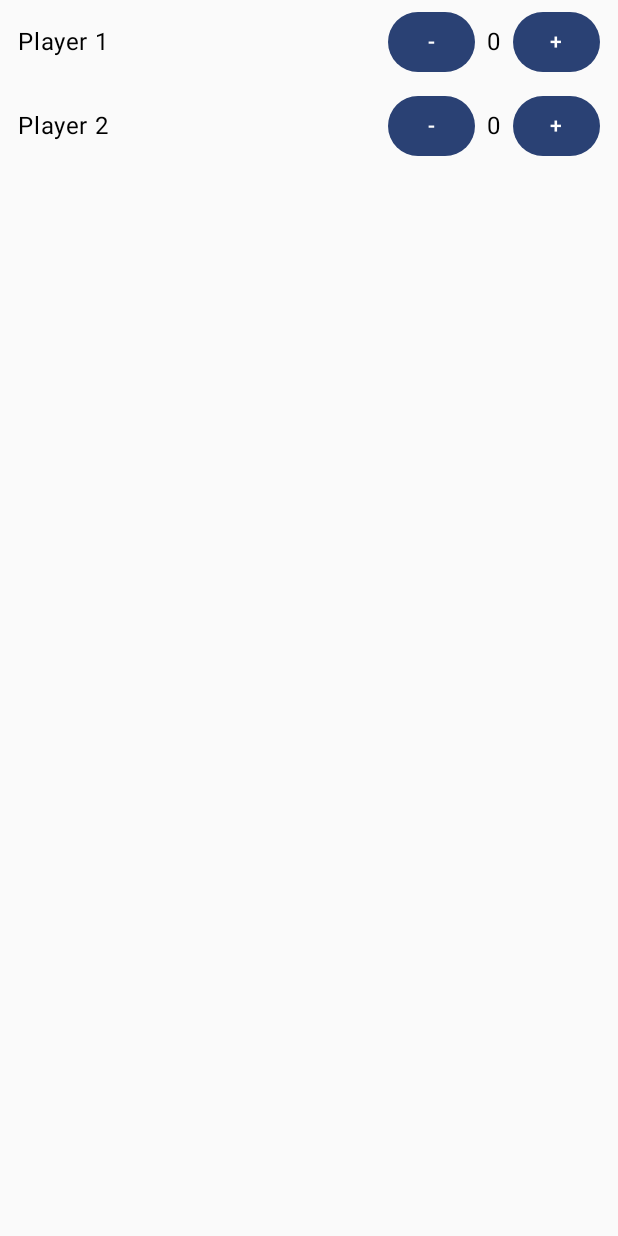
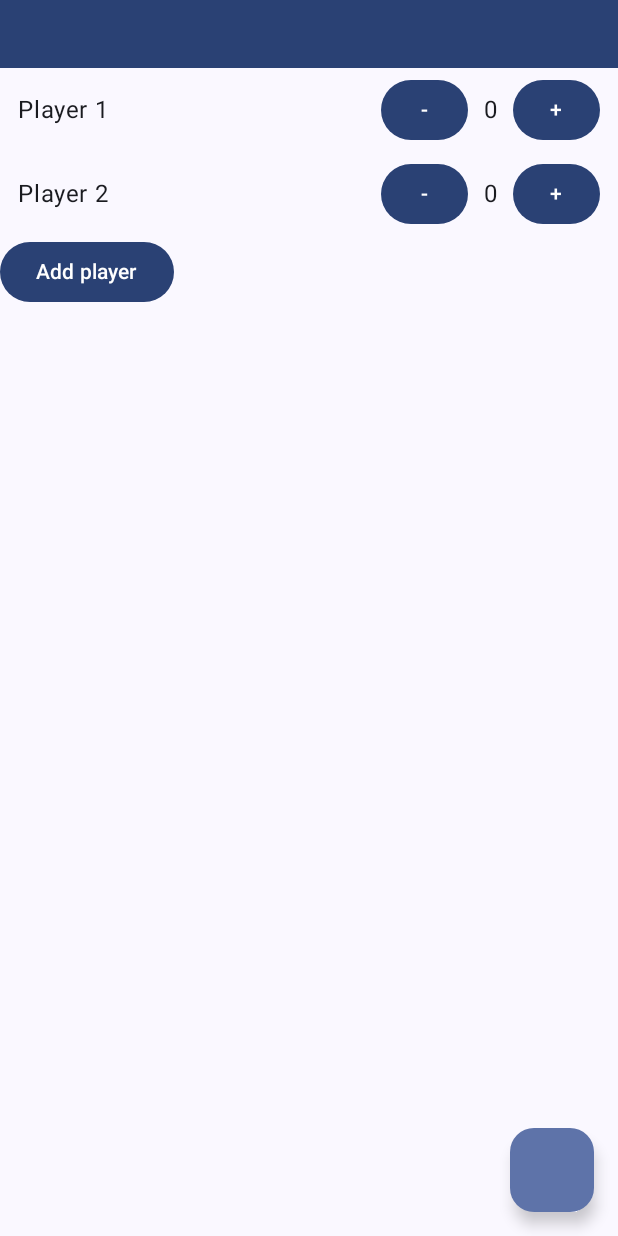
Before and after one commit to JazBass/ScoringApp, an Android app built with Jetpack Compose: the screen it shows after launch (MainActivity), after a tap on "Start Game", on a phone screen of 412 x 824 dp. Run offline under Robolectric (Android 15) with nearby library versions, the phone set to English and light mode, and no system bars; our stand-ins replace Dagger/Hilt's generated code, Room's generated code.

Commit message:
New player dialog

```diff
--- a/data/src/main/java/com/jazbass/data/dao/GameDao.kt
+++ b/data/src/main/java/com/jazbass/data/dao/GameDao.kt
@@ -30,8 +30,8 @@ interface GameDao {
 
     /** ~~~~~~~~~~ PLAYERS ~~~~~~~~~~ **/
 
-    @Query("SELECT * FROM PlayerEntity WHERE id= :id")
-    fun getGamePlayers(id: Long): Flow<List<PlayerEntity>>
+    @Query("SELECT * FROM PlayerEntity WHERE gameId= :gameId")
+    fun getGamePlayers(gameId: Long): Flow<List<PlayerEntity>>
 
     @Insert(onConflict = OnConflictStrategy.REPLACE)
     suspend fun addPlayer(playerEntity: PlayerEntity)
--- a/presentation/build.gradle.kts
+++ b/presentation/build.gradle.kts
@@ -44,6 +44,8 @@ dependencies {
 
     api(project(":domain"))
 
+    implementation("androidx.lifecycle:lifecycle-viewmodel-compose:2.7.0")
+
 
     implementation(platform("androidx.compose:compose-bom:2024.03.00"))
 //    androidTestImplementation(composeBom)
--- a/presentation/src/main/java/com/jazbass/presentation/components/ScoreNoter.kt
+++ b/presentation/src/main/java/com/jazbass/presentation/components/ScoreNoter.kt
@@ -6,6 +6,7 @@ import androidx.compose.foundation.layout.Box
 import androidx.compose.foundation.layout.Row
 import androidx.compose.foundation.layout.fillMaxWidth
 import androidx.compose.foundation.layout.padding
+import androidx.compose.foundation.layout.width
 import androidx.compose.foundation.shape.RoundedCornerShape
 import androidx.compose.material3.Button
 import androidx.compose.material3.Surface
@@ -14,6 +15,7 @@ import androidx.compose.runtime.Composable
 import androidx.compose.ui.Alignment
 import androidx.compose.ui.Modifier
 import androidx.compose.ui.draw.clip
+import androidx.compose.ui.text.style.TextAlign
 import androidx.compose.ui.tooling.preview.Preview
 import androidx.compose.ui.unit.dp
 import com.jazbass.domain.PlayerBusiness
@@ -37,7 +39,10 @@ fun ScoreNote(
             }
             Text(
                 text = player.actualScore.value.toString(),
-                modifier = Modifier.padding(horizontal = 8.dp)
+                modifier = Modifier
+                    .width(30.dp)
+                    .padding(4.dp),
+                textAlign = TextAlign.Center
             )
             Button(onClick = { player.increaseScore() }) {
                 Text(text = "+")
--- /dev/null
+++ b/presentation/src/main/java/com/jazbass/presentation/components/TopBar.kt
@@ -0,0 +1,34 @@
+package com.jazbass.presentation.components
+
+import androidx.compose.foundation.background
+import androidx.compose.foundation.layout.Box
+import androidx.compose.foundation.layout.fillMaxWidth
+import androidx.compose.foundation.layout.padding
+import androidx.compose.material3.MaterialTheme
+import androidx.compose.material3.Text
+import androidx.compose.runtime.Composable
+import androidx.compose.ui.Modifier
+import androidx.compose.ui.graphics.Color
+import androidx.compose.ui.text.font.FontWeight
+import androidx.compose.ui.unit.dp
+import androidx.compose.ui.unit.sp
+
+@Composable
+fun TopBar(
+    title: String
+) {
+    Box(
+        modifier = Modifier
+            .fillMaxWidth()
+            .background(MaterialTheme.colorScheme.primary)
+    ) {
+        Text(
+            text = title,
+            style = MaterialTheme.typography.bodyLarge,
+            fontWeight = FontWeight.Bold,
+            color = Color.White,
+            fontSize = 18.sp,
+            modifier = Modifier.padding(vertical = 12.dp, horizontal = 12.dp)
+        )
+    }
+}
--- a/presentation/src/main/java/com/jazbass/presentation/view/GameScreen.kt
+++ b/presentation/src/main/java/com/jazbass/presentation/view/GameScreen.kt
@@ -1,33 +1,132 @@
 package com.jazbass.presentation.view
 
 import android.annotation.SuppressLint
+import android.util.Log
 import androidx.compose.foundation.layout.Column
 import androidx.compose.foundation.layout.fillMaxWidth
+import androidx.compose.foundation.layout.padding
+import androidx.compose.material3.AlertDialog
+import androidx.compose.material3.Button
+import androidx.compose.material3.FloatingActionButton
+import androidx.compose.material3.OutlinedTextField
+import androidx.compose.material3.Scaffold
 import androidx.compose.material3.Text
+import androidx.compose.material3.TextButton
 import androidx.compose.runtime.Composable
-import androidx.compose.runtime.LaunchedEffect
 import androidx.compose.runtime.collectAsState
+import androidx.compose.runtime.getValue
+import androidx.compose.runtime.mutableStateOf
+import androidx.compose.runtime.remember
+import androidx.compose.runtime.setValue
 import androidx.compose.ui.Modifier
+import androidx.compose.ui.tooling.preview.Preview
+import androidx.compose.ui.unit.dp
 import androidx.navigation.NavHostController
 import com.jazbass.presentation.components.ScoreNote
+import com.jazbass.presentation.components.TopBar
 import com.jazbass.presentation.viewModel.GameViewModel
 
 @SuppressLint("UnrememberedMutableState")
 @Composable
 fun GameScreen(
     navController: NavHostController,
-    gameViewModel: GameViewModel
+    viewModel: GameViewModel
 ) {
-    val actualGame = gameViewModel.gameSelected.collectAsState()
-    val players = gameViewModel.actualPlayers.collectAsState()
+    val actualGame = viewModel.gameSelected.collectAsState()
+    val players = viewModel.actualPlayers.collectAsState()
+    val showInputDialog = viewModel.showDialog.collectAsState()
 
-    Text(text = actualGame.value.name)
-    Column(modifier = Modifier.fillMaxWidth()) {
-        players.value.let {
-            for (player in it){
-                ScoreNote(player = player)
+    Scaffold(
+        topBar = { TopBar(title = actualGame.value.name) },
+        floatingActionButton = {
+            FloatingActionButton(onClick = { /*TODO*/ }) {
+         //TODO nueva mano
             }
         }
+    ) { innerPadding ->
+        Column(
+            modifier = Modifier
+                .fillMaxWidth()
+                .padding(innerPadding)
+        ) {
+            players.value.let {
+                for (player in it) {
+                    ScoreNote(player = player)
+                }
+            }
+            Button(onClick = { viewModel.showDialog() }) {
+                Text(text = "Add player")
+            }
+
+        }
+
+        if (showInputDialog.value) {
+            var newPlayerName by remember { mutableStateOf("") }
+
+            AlertDialog(
+                onDismissRequest = { viewModel.hideDialog() },
+                dismissButton = {
+                    TextButton(
+                        onClick = { viewModel.hideDialog() }
+                    ) {
+                        Text(text = "Cancel")
+                    }
+                },
+                confirmButton = {
+                    Button(onClick = {
+                        viewModel.addNewPlayer(newPlayerName)
+                    }) {
+                        Text(text = "Add")
+                    }
+                },
+                text = {
+                    OutlinedTextField(
+                        modifier = Modifier
+                            .fillMaxWidth()
+                            .padding(8.dp),
+                        value = newPlayerName,
+                        onValueChange = {
+                            newPlayerName = it
+                        },
+                        label = { Text(text = "Player name") }
+                    )
+                }
+            )
+        }
+
     }
+}
 
+@Preview
+@Composable
+fun DialogPreview() {
+    AlertDialog(
+        title = { Text(text = "Player name", modifier = Modifier.padding(horizontal = 8.dp)) },
+        onDismissRequest = { },
+        dismissButton = {
+            TextButton(
+                onClick = {}
+            ) {
+                Text(text = "Cancel")
+            }
+        },
+        confirmButton = {
+            Button(onClick = {
+
+            }) {
+                Text(text = "Add")
+            }
+        },
+        text = {
+            OutlinedTextField(
+                modifier = Modifier
+                    .fillMaxWidth()
+                    .padding(8.dp),
+                value = "",
+                onValueChange = {
+                },
+                label = { Text(text = "Hola") }
+            )
+        }
+    )
 }
--- a/presentation/src/main/java/com/jazbass/presentation/view/MainScreen.kt
+++ b/presentation/src/main/java/com/jazbass/presentation/view/MainScreen.kt
@@ -1,7 +1,6 @@
 package com.jazbass.presentation.view
 
 import androidx.compose.foundation.layout.Arrangement
-import androidx.compose.foundation.layout.Box
 import androidx.compose.foundation.layout.Column
 import androidx.compose.foundation.layout.Row
 import androidx.compose.foundation.layout.fillMaxSize
@@ -16,7 +15,6 @@ import androidx.compose.material3.OutlinedTextField
 import androidx.compose.material3.Scaffold
 import androidx.compose.material3.Text
 import androidx.compose.runtime.Composable
-import androidx.compose.runtime.MutableState
 import androidx.compose.runtime.getValue
 import androidx.compose.runtime.mutableIntStateOf
 import androidx.compose.runtime.mutableStateOf
@@ -28,11 +26,11 @@ import androidx.compose.ui.text.style.TextAlign
 import androidx.compose.ui.unit.dp
 import androidx.compose.ui.window.Dialog
 import androidx.navigation.NavHostController
-import com.jazbass.presentation.components.Counter
 import com.jazbass.presentation.viewModel.GameViewModel
 import androidx.lifecycle.viewmodel.compose.viewModel
 import com.jazbass.domain.GameBusiness
 import com.jazbass.domain.PlayerBusiness
+import com.jazbass.presentation.components.TopBar
 
 @Composable
 fun MainScreen(
@@ -40,16 +38,13 @@ fun MainScreen(
     viewModel: GameViewModel = viewModel()
 ) {
 
-    var playersCount by remember { mutableStateOf(2) }
+    var playersCount by remember { mutableIntStateOf(2) }
     var gameName by remember { mutableStateOf("") }
     val playersNames = remember { mutableListOf<String>() }
 
     Scaffold (
         topBar = {
-            Text(
-                modifier = Modifier.fillMaxWidth(),
-                text = "New Game"
-            )
+            TopBar(title = "New game")
         }
     ){ paddingValues ->
         Column(
@@ -88,7 +83,7 @@ fun MainScreen(
             repeat(playersCount) { i ->
                 val label = "Player ${i + 1}"
                 if (playersNames.size < playersCount) {
-                    playersNames.add(i, label)
+                    playersNames.add("")
                 } else if (playersNames.size > playersCount) {
                     playersNames.removeLast()
                 }
@@ -101,9 +96,6 @@ fun MainScreen(
                     onValueChange = { newValue ->
                         playerName = newValue
                         playersNames[i] = newValue
-                        if (newValue.isNullOrBlank()) {
-                            playersNames[i] = label
-                        }
                     },
                     label = { Text(text = label) }
                 )
@@ -111,10 +103,13 @@ fun MainScreen(
             }
             Button(
                 onClick = {
+                    val modifiedPlayerList: List<String> = playersNames.mapIndexed {index, name ->
+                        name.ifBlank { "Player ${index +1}" }
+                    }
                     GameBusiness(id = 0, name = gameName).also {
                         viewModel.addGame(
                             game = it,
-                            players = playersNames.map { playerName ->
+                            players = modifiedPlayerList.map { playerName ->
                                 PlayerBusiness(0, playerName, 0, 0)
                             }
                         )
--- a/presentation/src/main/java/com/jazbass/presentation/viewModel/GameViewModel.kt
+++ b/presentation/src/main/java/com/jazbass/presentation/viewModel/GameViewModel.kt
@@ -19,7 +19,7 @@ class GameViewModel @Inject constructor(
     private val gameRepository: IGameInteractor,
 ) : ViewModel() {
 
-    private val _gameSelected = MutableStateFlow(GameBusiness(0,""))
+    private val _gameSelected = MutableStateFlow(GameBusiness(0, ""))
     val gameSelected = _gameSelected.asStateFlow()
 
     private val _actualPlayers = MutableStateFlow<List<PlayerBusiness>>(emptyList())
@@ -28,48 +28,74 @@ class GameViewModel @Inject constructor(
     private val _result = MutableStateFlow<Any>(0)
     val result = _result.asStateFlow()
 
+    private val _showDialog = MutableStateFlow(false)
+    val showDialog = _showDialog.asStateFlow()
+
 //    private val _uiState = MutableStateFlow<GameUIState>(GameUIState.Loading)
 //    val uiState: StateFlow<GameUIState> = _uiState
 
+    fun showDialog() {
+        _showDialog.value = true
+    }
+
+    fun hideDialog() {
+        _showDialog.value = false
+    }
+
     fun addGame(game: GameBusiness, players: List<PlayerBusiness>) {
-         viewModelScope.launch(Dispatchers.IO) {
+        viewModelScope.launch(Dispatchers.IO) {
             try {
-                gameRepository.addGame(game).also {gameId ->
-                    _gameSelected.value = game.apply { id = gameId }
-                    gameRepository.addPlayers(
-                        players.map { player ->
-                            player.copy(gameId = gameId)
-                        }.also {
-                            _actualPlayers.value = it
+                val newGameId = gameRepository.addGame(game)
+                _gameSelected.value = game.apply { id = newGameId }
+                gameRepository.addPlayers(
+                    players.map { player ->
+                        player.copy(gameId = newGameId).also {
+                            Log.i("Player", "PlayerName: ${it.name} id: ${it.gameId}")
                         }
-                    )
-                }
-            }catch (e: Exception){
+                    }
+                )
+                getPlayers()
+            } catch (e: Exception) {
                 Log.i("Error", e.toString())
             }
         }
     }
 
-    fun updatePlayer(player: PlayerBusiness){
+    fun updatePlayer(player: PlayerBusiness) {
         viewModelScope.launch(Dispatchers.IO) {
             try {
                 gameRepository.updatePlayer(player)
-            }catch (e: Exception){
+            } catch (e: Exception) {
                 Log.i("Error", e.toString())
             }
         }
     }
 
     fun addPlayers(players: List<PlayerBusiness>) {
-        viewModelScope.launch {
+        viewModelScope.launch(Dispatchers.IO) {
             gameRepository.addPlayers(players)
             _actualPlayers.value = players
         }
     }
 
-//    fun getPlayers() {
-//        viewModelScope.launch {
-//            _actualPlayers.value = gameRepository.getGamePlayers(gameId = _gameSelected.value.id)
-//        }
-//    }
+    fun addNewPlayer(name: String) {
+        viewModelScope.launch(Dispatchers.IO) {
+            PlayerBusiness(0, name, 0, _gameSelected.value.id).let {
+                val playerList = listOf(it).also { playerList ->
+                    Log.i("List", playerList[0].name)
+                    gameRepository.addPlayers(playerList)
+                }
+            }
+        }
+        getPlayers()
+        _showDialog.value = false
+    }
+
+    private fun getPlayers() {
+        viewModelScope.launch(Dispatchers.IO) {
+            gameRepository.getGamePlayers(gameId = _gameSelected.value.id).collect { players ->
+                _actualPlayers.value = players
+            }
+        }
+    }
 }
```
